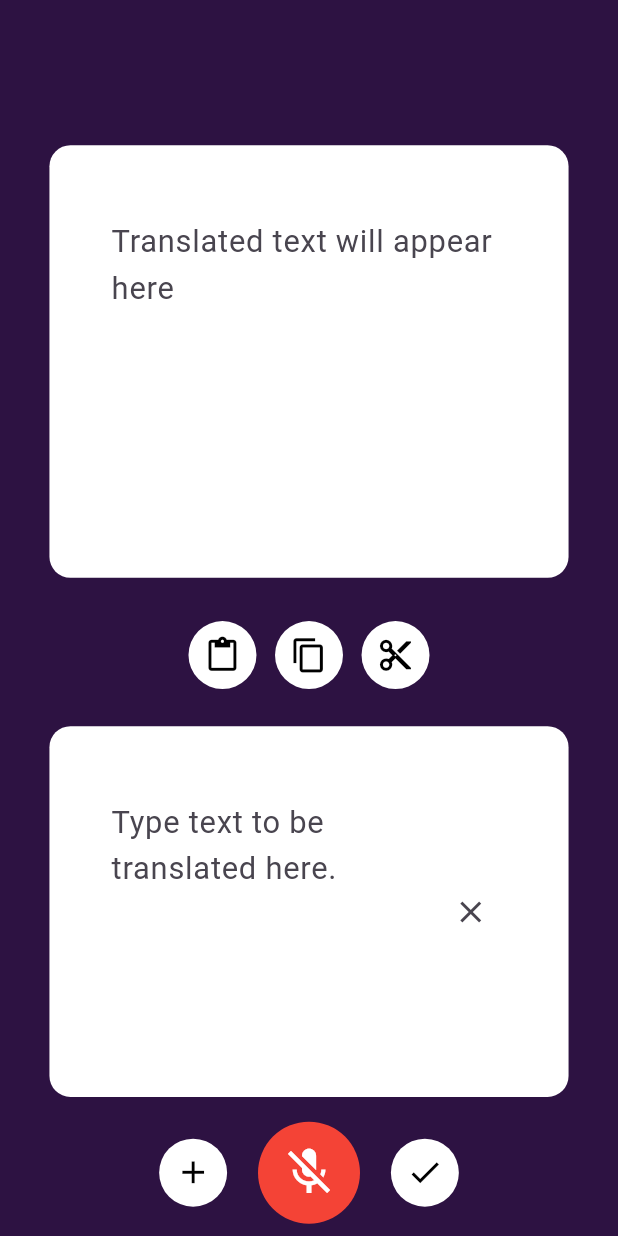
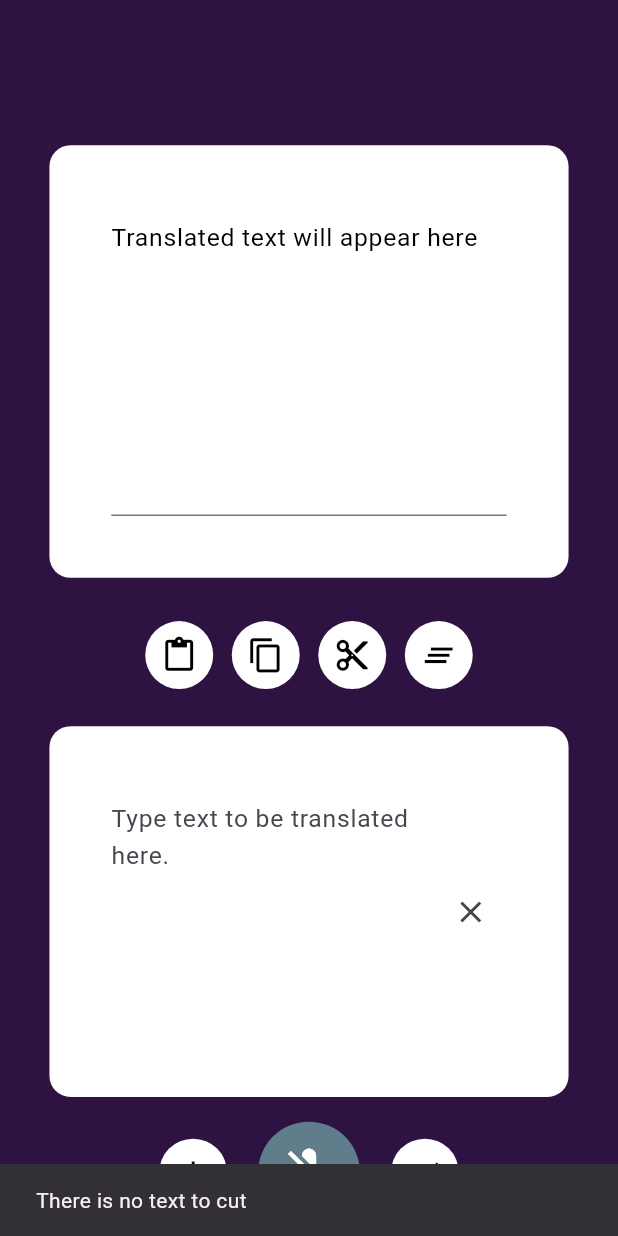
Before and after one commit to IAmRustee/ProjectBridge, a Flutter app: the screen it shows after launch, after a tap on the "content cut" icon, on a phone screen of 412 x 824 dp. Run offline on Flutter 3.47's test engine with Material 3 defaults, Android fonts, the phone set to English and light mode, and no system bars.

Commit message:
Widget Update 0.0.1-2
Changes:
- Changed bottom box clear button functionality into inputController.clear instead of _clearAll()
- Mic button background now changes color when active and inactive.

Additions:
- Added Clear All button: Clears all text from both top and bottom text boxes.
- Copy Button Functionality: Copies all text from top textbox inot clipboard.
- Paste Button Functionality: Pastes text from clipboard into the bottom text box.
- Cut Button Functionality: Copies and clears all text from top text box.
- Clear All Button Functionality: Clears all text from both top and bottom text boxes.
- Snackbar messages for certain situations in button methods.
- _showSnackBar(String message) method to make coding snackbars more efficient.

Removals:
- Removed bubble button widget

```diff
--- a/lib/main.dart
+++ b/lib/main.dart
@@ -1,4 +1,9 @@
 import 'package:flutter/material.dart';
+
+//REMOVE WHEN TL ALGO IS PRESENT
+import 'dart:math';
+
+import 'package:flutter/services.dart'; //Placeholder for Translation alogirithm
 
 void main() {
   runApp(const MyApp());
@@ -25,8 +30,9 @@ class LayoutUI extends StatefulWidget {
 
 class _LayoutUIState extends State<LayoutUI> {
   final TextEditingController inputController = TextEditingController();
+  final Random rand = Random();
 
-  //Placeholder Texts
+  //Hint texts
   String topPlaceholder = "Translated text will appear here";
   String bottomPlaceholder = "Type text to be translated here.";
 
@@ -34,8 +40,21 @@ class _LayoutUIState extends State<LayoutUI> {
   String translatedText = "";
   String osakaText = "";
 
+  //Mic variables
+
   bool micState = false;
-  void _PLACEHOLDER_METHOD() {}
+  MaterialColor micColor = Colors.blueGrey;
+
+  //PLACEHOLDER FOR TL ALGO
+  //REMOVE IN FINAL CODE --+--
+  List<String> placeholderTLStrings = [
+    'But it refused',
+    'PLACEHOLDER',
+    'What are you saying?',
+    'Idk what ur saying but this method works',
+  ];
+
+  void _PLACEHOLDER_METHOD() {} //REMOVE IN FINAL CODE --+--
   void _updateText() {
     setState(() {
       //To Do when backend is finished.
@@ -46,16 +65,82 @@ class _LayoutUIState extends State<LayoutUI> {
   //Update mic icon method when pressed
   void _updateMicState() {
     setState(() {
-      //change mic icon based on micState
+      //change mic icon and background colorbased on micState
       micState = !micState;
+      micColor = micState == false ? Colors.blueGrey : Colors.red;
     });
   }
 
+  //WIP: Call translation algo
+  void _translate() {
+    //call the backend algo for translation
+    setState(() {
+      translatedText = inputController.text.isEmpty
+          ? ""
+          : (inputController.text +
+                placeholderTLStrings[rand.nextInt(
+                  (placeholderTLStrings.length - 1),
+                )]);
+      //WIP: Replace with proper translation method call
+    });
+  }
+
+  // ----------- UTILITY METHODS ------------
+  void _showSnackBar(String message) {
+    ScaffoldMessenger.of(
+      context,
+    ).showSnackBar(SnackBar(content: Text(message)));
+  }
+
+  // ----------- BUTTON FUNCTIONALITIES ------------
+  //Copy method
+  void _copyTranslatedText() {
+    if (translatedText.isNotEmpty) {
+      Clipboard.setData(ClipboardData(text: translatedText));
+      _showSnackBar('Text copied to clipboard!');
+    }
+    _showSnackBar('There is no text to copy');
+  }
+
+  //paste Method
+  void _pasteText() async {
+    final data = await Clipboard.getData(Clipboard.kTextPlain);
+    if (data != null && data.text != null && data.text!.isNotEmpty) {
+      setState(() {
+        inputController.text = data.text!;
+      });
+      _showSnackBar('Text pasted from clipboard!');
+    } else {
+      _showSnackBar('Clipboard is empty.');
+    }
+  }
+
+  //cut method
+  void _cutTranslatedText() {
+    if (translatedText.isNotEmpty) {
+      Clipboard.setData(ClipboardData(text: translatedText));
+      _showSnackBar('Text copied to clipboard!');
+    }
+    _showSnackBar('There is no text to cut');
+    setState(() {
+      translatedText = "";
+    });
+  }
+
+  //Clear both translated text and inputController
+  void _clearAll() {
+    setState(() {
+      inputController.clear();
+      translatedText = "";
+    });
+  }
+
+  // ----------- FRONTENT CODE ------------
   @override
   Widget build(BuildContext context) {
     final size = MediaQuery.of(context).size;
     final double buttonSize = size.width * 0.11;
-    final double textSize = size.width * 0.05;
+    final double textSize = size.width * 0.04;
 
     return Scaffold(
       backgroundColor: const Color(0xFF2D1242),
@@ -78,14 +163,14 @@ class _LayoutUIState extends State<LayoutUI> {
                     borderRadius: BorderRadius.circular(14),
                   ),
                   child: TextField(
-                    controller: null,
+                    controller: TextEditingController(
+                      text: translatedText.isEmpty
+                          ? "Translated text will appear here"
+                          : translatedText,
+                    ),
+                    readOnly: true,
                     maxLines: null,
                     expands: true,
-                    textInputAction: TextInputAction.done,
-                    decoration: InputDecoration(
-                      hintText: topPlaceholder,
-                      border: InputBorder.none,
-                    ),
                     style: TextStyle(color: Colors.black, fontSize: textSize),
                   ),
                 ),
@@ -103,7 +188,7 @@ class _LayoutUIState extends State<LayoutUI> {
                       Colors.white,
                       Colors.black,
                       onTap: () {
-                        _PLACEHOLDER_METHOD();
+                        _pasteText();
                       },
                     ),
                     SizedBox(width: size.width * 0.03),
@@ -114,7 +199,7 @@ class _LayoutUIState extends State<LayoutUI> {
                       Colors.white,
                       Colors.black,
                       onTap: () {
-                        _PLACEHOLDER_METHOD();
+                        _copyTranslatedText();
                       },
                     ),
                     SizedBox(width: size.width * 0.03),
@@ -125,7 +210,18 @@ class _LayoutUIState extends State<LayoutUI> {
                       Colors.white,
                       Colors.black,
                       onTap: () {
-                        _PLACEHOLDER_METHOD();
+                        _cutTranslatedText();
+                      },
+                    ),
+                    SizedBox(width: size.width * 0.03),
+                    _rippleButton(
+                      //Clear All button
+                      Icons.clear_all,
+                      buttonSize,
+                      Colors.white,
+                      Colors.black,
+                      onTap: () {
+                        _clearAll();
                       },
                     ),
                   ],
@@ -173,17 +269,18 @@ class _LayoutUIState extends State<LayoutUI> {
                 mainAxisAlignment: MainAxisAlignment.center,
                 children: [
                   _rippleButton(
+                    //Import audio file button
                     Icons.add,
                     buttonSize,
                     Colors.white,
                     Colors.black,
                   ),
-                  SizedBox(width: size.width * 0.05), //Import audio file button
+                  SizedBox(width: size.width * 0.05),
                   _rippleButton(
                     //Mic button
                     micState == false ? Icons.mic_off : Icons.mic,
                     buttonSize * 1.5,
-                    Colors.red,
+                    micColor,
                     Colors.white,
                     onTap: () {
                       _updateMicState();
@@ -191,13 +288,13 @@ class _LayoutUIState extends State<LayoutUI> {
                   ),
                   SizedBox(width: size.width * 0.05),
                   _rippleButton(
-                    //Submit button
+                    //Confirm button
                     Icons.check,
                     buttonSize,
                     Colors.white,
                     Colors.black,
                     onTap: () {
-                      _updateText();
+                      _translate();
                     },
                   ),
                 ],
@@ -210,15 +307,7 @@ class _LayoutUIState extends State<LayoutUI> {
   }
 }
 
-Widget _bubble(IconData icon, double size, Color background, Color iconColor) {
-  return Container(
-    width: size,
-    height: size,
-    decoration: BoxDecoration(color: background, shape: BoxShape.circle),
-    child: Icon(icon, size: size * 0.55, color: iconColor),
-  );
-}
-
+// ----------- WIDGETS ------------
 Widget _rippleButton(
   IconData icon,
   double size,
```
